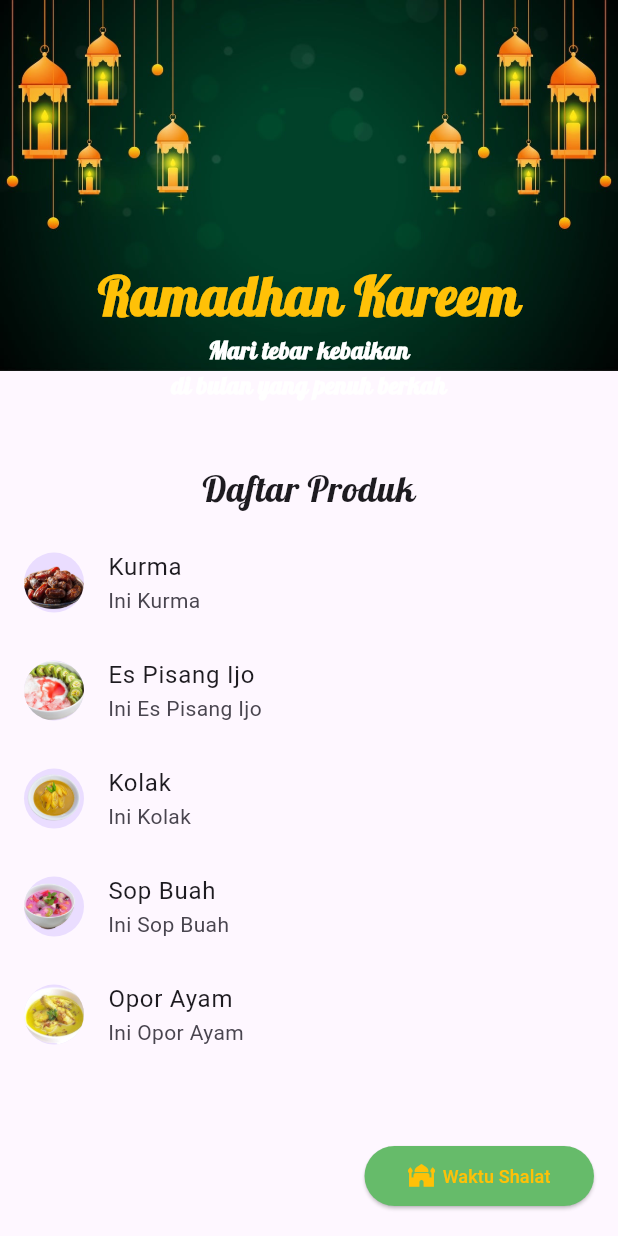
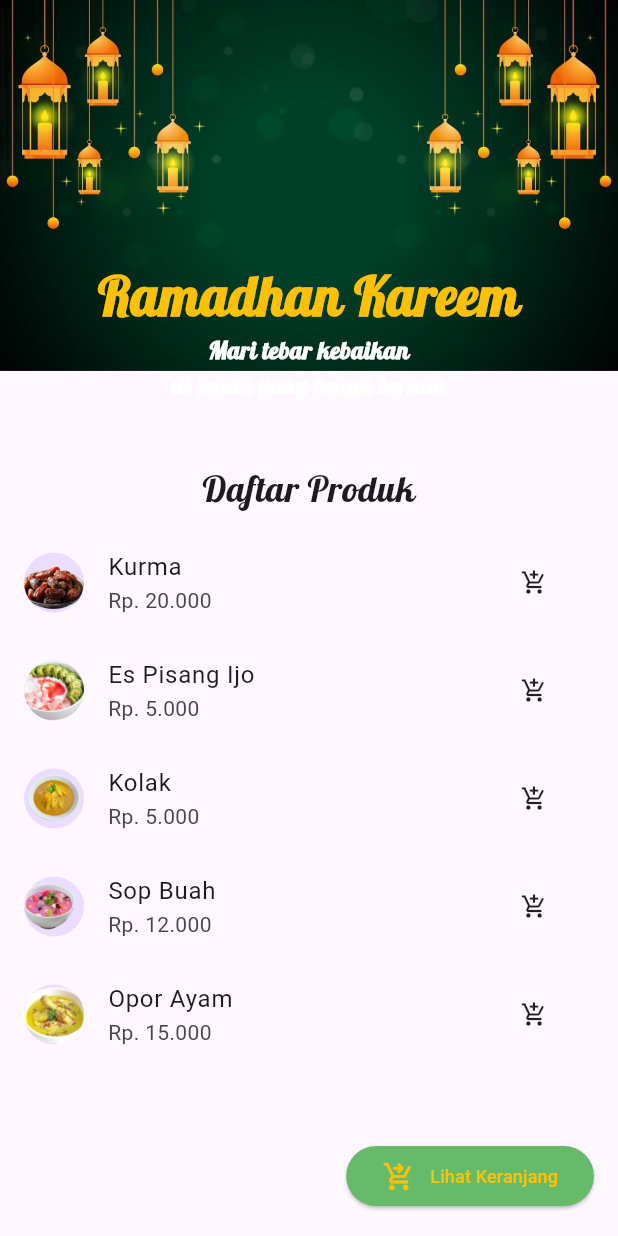
Before and after one commit to abihanafi23/team_project2, a Flutter app: the screen it shows after launch, on a phone screen of 412 x 824 dp. Run offline on Flutter 3.47's test engine with Material 3 defaults, Android fonts, the phone set to English and light mode, and no system bars; our stand-ins replace google_fonts.

Commit message:
UPDATE FGD WEEK 5

```diff
--- a/lib/main.dart
+++ b/lib/main.dart
@@ -1,7 +1,9 @@
 import 'package:flutter/material.dart';
-import 'package:listview_navigation_app/detail_makanan.dart';
-import 'package:listview_navigation_app/makanan.dart';
-import 'package:google_fonts/google_fonts.dart';
+import 'package:listview_navigation_app/controller/keranjang.dart';
+import 'package:listview_navigation_app/view/daftar_belanja.dart';
+import 'package:listview_navigation_app/view/detail_makanan.dart';
+import 'package:listview_navigation_app/view/main_page.dart';
+import 'package:provider/provider.dart';
 
 void main() {
   runApp(const MyApp());
@@ -12,146 +14,18 @@ class MyApp extends StatelessWidget {
 
   @override
   Widget build(BuildContext context) {
-    return MaterialApp(
-      debugShowCheckedModeBanner: false,
-      title: 'Cobaan Puasa',
-      home: MainPage(),
+    return ChangeNotifierProvider(
+      create: (context) => Keranjang(),
+      child: MaterialApp(
+        debugShowCheckedModeBanner: false,
+        title: 'Cobaan Puasa',
+        routes: {
+          '/main': (context) => const MainPage(),
+          '/detail': (context) => const DetailMakanan(),
+          '/belanja' : (context) => const DaftarBelanja()
+        },
+        initialRoute: '/main',
+      ),
     );
   }
 }
-
-class MainPage extends StatelessWidget {
-  final List<Makanan> food = [
-    Makanan(
-        nama: 'Kurma',
-        keterangan: 'Ini Kurma',
-        foto: 'assets/image1.png',
-        Deskripsi:
-            'Kurma adalah jenis buah yang bisa tumbuh kapan saja sepanjang tahun.  Buah ini sering dipanen pada musim gugur atau awal musim dingin di negara asalnya '),
-    Makanan(
-        nama: 'Es Pisang Ijo',
-        keterangan: 'Ini Es Pisang Ijo',
-        foto: 'assets/image2.png',
-        Deskripsi:
-            'Es pisang ijo adalah kudapan khas dari makassar, Sulawesi Selatan.  hidangan ini diolah dari buah pisang raja, ambon, atau kepok yang sudah matang'),
-    Makanan(
-        nama: 'Kolak',
-        keterangan: 'Ini Kolak',
-        foto: 'assets/image3.png',
-        Deskripsi:
-            'Kolak adalah makanan penutup khas Indonesia yang berbahan dasar gula aren atau gula kelapa, santan, dan daun pandan'),
-    Makanan(
-        nama: 'Sop Buah',
-        keterangan: 'Ini Sop Buah',
-        foto: 'assets/image4.png',
-        Deskripsi:
-            'Sop Buah adalah sebuah Sop yang disajikan menggunakan buah sebagai bahan utama, dan bisa disajikan saat dingin'),
-    Makanan(
-        nama: 'Opor Ayam',
-        keterangan: 'Ini Opor Ayam',
-        foto: 'assets/image5.png',
-        Deskripsi:
-            'Opor Ayam adalah masakan sejenis kari ayam yang sangat dikenal di Indonesia.  Masakan ini telah dikenal luas di daerah lain'),
-  ];
-
-  @override
-  Widget build(BuildContext context) {
-    double deviceHeight = MediaQuery.of(context).size.height;
-    return Scaffold(
-      body: Column(
-        children: [
-          SizedBox(
-            height: deviceHeight * 0.35,
-            child: Stack(
-              children: [
-                Image.asset('assets/bg2.jpg'),
-                Align(
-                  alignment: Alignment.bottomCenter,
-                  child: Padding(
-                    padding: const EdgeInsets.all(20.0),
-                    child: Column(
-                      mainAxisAlignment: MainAxisAlignment.end,
-                      children: [
-                        Text(
-                          "Ramadhan Kareem",
-                          style: GoogleFonts.getFont('Lobster',
-                              textStyle: TextStyle(
-                                  fontSize: 36,
-                                  fontWeight: FontWeight.bold,
-                                  color: Colors.amber)),
-                        ),
-                        Text(
-                          "Mari tebar kebaikan \ndi bulan yang penuh berkah",
-                          textAlign: TextAlign.center,
-                          style: GoogleFonts.getFont('Lobster',
-                              textStyle: TextStyle(
-                                  fontSize: 16,
-                                  fontWeight: FontWeight.bold,
-                                  color: Colors.white)),
-                        ),
-                      ],
-                    ),
-                  ),
-                )
-              ],
-            ),
-          ),
-          Padding(
-            padding: const EdgeInsets.only(top: 20, bottom: 10),
-            child: Text(
-              "Daftar Produk",
-              style: GoogleFonts.getFont('Lobster',
-                  textStyle: TextStyle(fontSize: 24)),
-              textAlign: TextAlign.center,
-            ),
-          ),
-          SizedBox(
-            height: deviceHeight * 0.55,
-            child: ListView.builder(
-                itemCount: food.length,
-                itemBuilder: (context, index) {
-                  return ListTile(
-                    leading: CircleAvatar(
-                      backgroundImage: AssetImage(food[index].foto),
-                    ),
-                    title: Text(food[index].nama),
-                    subtitle: Text(food[index].keterangan),
-                    onTap: () {
-                      Navigator.push(
-                        context,
-                        MaterialPageRoute(
-                          builder: (context) => DetailMakanan(
-                            foods: food[index],
-                          ),
-                        ),
-                      );
-                    },
-                  );
-                }),
-          ),
-        ],
-      ),
-      floatingActionButton: ElevatedButton(
-          style: ButtonStyle(
-              backgroundColor: MaterialStatePropertyAll(Colors.green[400]),
-              foregroundColor: MaterialStatePropertyAll(Colors.amber)),
-          onPressed: () {},
-          child: SizedBox(
-            width: 105,
-            child: Row(
-              mainAxisAlignment: MainAxisAlignment.spaceEvenly,
-              children: [
-                Icon(
-                  Icons.mosque,
-                  size: 18,
-                ),
-                Text(
-                  "Waktu Shalat",
-                  style: TextStyle(fontSize: 12),
-                ),
-              ],
-            ),
-          )),
-    );
-  }
-}
--- a/lib/makanan.dart
+++ /dev/null
@@ -1,12 +0,0 @@
-class Makanan {
-  final String nama;
-  final String keterangan;
-  final String foto;
-  final String Deskripsi;
-
-  Makanan(
-      {required this.nama,
-      required this.keterangan,
-      required this.foto,
-      required this.Deskripsi});
-}
--- /dev/null
+++ b/lib/model/data_makanan.dart
@@ -0,0 +1,41 @@
+import 'package:listview_navigation_app/model/makanan.dart';
+
+class DataMakanan {
+  final List<Makanan> food = [
+    Makanan(
+        nama: 'Kurma',
+        keterangan: 'Rp. 20.000',
+        foto: 'assets/image1.png',
+        deskripsi:
+            'Kurma adalah jenis buah yang bisa tumbuh kapan saja sepanjang tahun.  Buah ini sering dipanen pada musim gugur atau awal musim dingin di negara asalnya ',
+        harga: 20000),
+    Makanan(
+        nama: 'Es Pisang Ijo',
+        keterangan: 'Rp. 5.000',
+        foto: 'assets/image2.png',
+        deskripsi:
+            'Es pisang ijo adalah kudapan khas dari makassar, Sulawesi Selatan.  hidangan ini diolah dari buah pisang raja, ambon, atau kepok yang sudah matang',
+        harga: 5000),
+    Makanan(
+        nama: 'Kolak',
+        keterangan: 'Rp. 5.000',
+        foto: 'assets/image3.png',
+        deskripsi:
+            'Kolak adalah makanan penutup khas Indonesia yang berbahan dasar gula aren atau gula kelapa, santan, dan daun pandan',
+        harga: 5000),
+    Makanan(
+        nama: 'Sop Buah',
+        keterangan: 'Rp. 12.000',
+        foto: 'assets/image4.png',
+        deskripsi:
+            'Sop Buah adalah sebuah Sop yang disajikan menggunakan buah sebagai bahan utama, dan bisa disajikan saat dingin',
+        harga: 12000),
+    Makanan(
+        nama: 'Opor Ayam',
+        keterangan: 'Rp. 15.000',
+        foto: 'assets/image5.png',
+        deskripsi:
+            'Opor Ayam adalah masakan sejenis kari ayam yang sangat dikenal di Indonesia.  Masakan ini telah dikenal luas di daerah lain',
+        harga: 15000),
+  ];
+}
--- /dev/null
+++ b/lib/model/makanan.dart
@@ -0,0 +1,16 @@
+class Makanan {
+  final String nama;
+  final String keterangan;
+  final String foto;
+  final String deskripsi;
+  final int harga;
+  int banyak = 1;
+
+  Makanan({
+    required this.nama,
+    required this.keterangan,
+    required this.foto,
+    required this.deskripsi,
+    required this.harga,
+  });
+}
--- /dev/null
+++ b/lib/view/main_page.dart
@@ -0,0 +1,125 @@
+import 'package:flutter/material.dart';
+import 'package:google_fonts/google_fonts.dart';
+import 'package:listview_navigation_app/model/data_makanan.dart';
+import 'package:listview_navigation_app/controller/keranjang.dart';
+import 'package:listview_navigation_app/model/makanan.dart';
+import 'package:provider/provider.dart';
+
+class MainPage extends StatelessWidget {
+  const MainPage({super.key});
+
+  @override
+  Widget build(BuildContext context) {
+    List<Makanan> foods = DataMakanan().food;
+    double deviceHeight = MediaQuery.of(context).size.height;
+    return Scaffold(
+        body: Column(
+          children: [
+            SizedBox(
+              height: deviceHeight * 0.35,
+              child: Stack(
+                children: [
+                  Image.asset('assets/bg2.jpg'),
+                  Align(
+                    alignment: Alignment.bottomCenter,
+                    child: Padding(
+                      padding: const EdgeInsets.all(20.0),
+                      child: Column(
+                        mainAxisAlignment: MainAxisAlignment.end,
+                        children: [
+                          Text(
+                            "Ramadhan Kareem",
+                            style: GoogleFonts.getFont('Lobster',
+                                textStyle: const TextStyle(
+                                    fontSize: 36,
+                                    fontWeight: FontWeight.bold,
+                                    color: Colors.amber)),
+                          ),
+                          Text(
+                            "Mari tebar kebaikan \ndi bulan yang penuh berkah",
+                            textAlign: TextAlign.center,
+                            style: GoogleFonts.getFont('Lobster',
+                                textStyle: const TextStyle(
+                                    fontSize: 16,
+                                    fontWeight: FontWeight.bold,
+                                    color: Colors.white)),
+                          ),
+                        ],
+                      ),
+                    ),
+                  )
+                ],
+              ),
+            ),
+            Padding(
+              padding: const EdgeInsets.only(top: 20, bottom: 10),
+              child: Text(
+                "Daftar Produk",
+                style: GoogleFonts.getFont('Lobster',
+                    textStyle: const TextStyle(fontSize: 24)),
+                textAlign: TextAlign.center,
+              ),
+            ),
+            SizedBox(
+              height: deviceHeight * 0.55,
+              child: ListView.builder(
+                  padding: const EdgeInsets.only(bottom: 50),
+                  itemCount: foods.length,
+                  itemBuilder: (context, index) {
+                    return ListTile(
+                      leading: CircleAvatar(
+                        backgroundImage: AssetImage(foods[index].foto),
+                      ),
+                      title: Text(foods[index].nama),
+                      subtitle: Text(foods[index].keterangan),
+                      onTap: () {
+                        Navigator.pushNamed(context, '/detail',
+                            arguments: foods[index]);
+                      },
+                      trailing: TextButton(
+                        style:
+                            TextButton.styleFrom(foregroundColor: Colors.green),
+                        onPressed: () {
+                          Provider.of<Keranjang>(context, listen: false)
+                              .tambahPesanan(foods[index]);
+                        },
+                        child: const Icon(
+                          Icons.add_shopping_cart_rounded,
+                          color: Colors.black87,
+                        ),
+                      ),
+                    );
+                  }),
+            ),
+          ],
+        ),
+        floatingActionButton: ElevatedButton(
+            style: ElevatedButton.styleFrom(
+                backgroundColor: Colors.green[400],
+                foregroundColor: Colors.amber),
+            onPressed: () {
+              Provider.of<Keranjang>(context, listen: false)
+                                    .hitungTotal();
+              Navigator.pushNamed(context, '/belanja');
+            },
+            child: const SizedBox(
+              child: Row(
+                mainAxisSize: MainAxisSize.min,
+                children: [
+                  Icon(
+                    Icons.shopping_cart_checkout_rounded,
+                    size: 22,
+                  ),
+                  SizedBox(
+                    width: 10,
+                  ),
+                  Text(
+                    "Lihat Keranjang",
+                    style: TextStyle(fontSize: 12),
+                  ),
+                ],
+              ),
+            )),
+    );
+  }
+}
--- a/pubspec.yaml
+++ b/pubspec.yaml
@@ -36,6 +36,7 @@ dependencies:
   # Use with the CupertinoIcons class for iOS style icons.
   cupertino_icons: ^1.0.6
   google_fonts: ^6.2.1
+  provider: ^6.1.2
 
 dev_dependencies:
   flutter_test:
```
Also changed, not shown: lib/controller/keranjang.dart (added, +37 -0 lines), lib/detail_makanan.dart (deleted, +0 -47 lines), lib/view/daftar_belanja.dart (added, +99 -0 lines), lib/view/detail_makanan.dart (added, +106 -0 lines), pubspec.lock.
